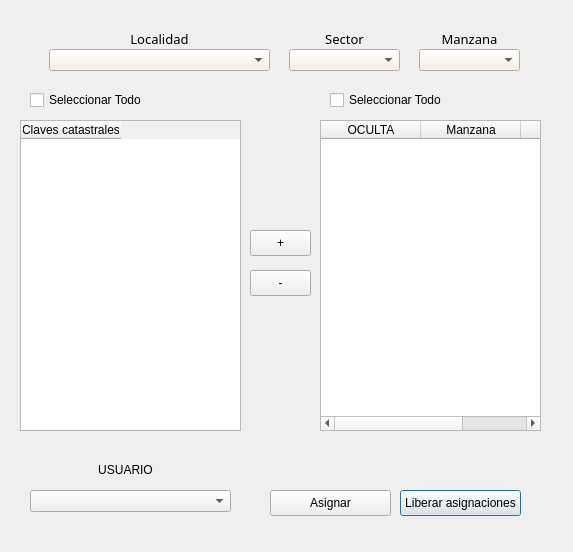
Before: the Qt Designer form master/funciones/revisioncampo/AsignacionCampo_dialog_base.ui in dignacio/python, drawn with Qt 5.
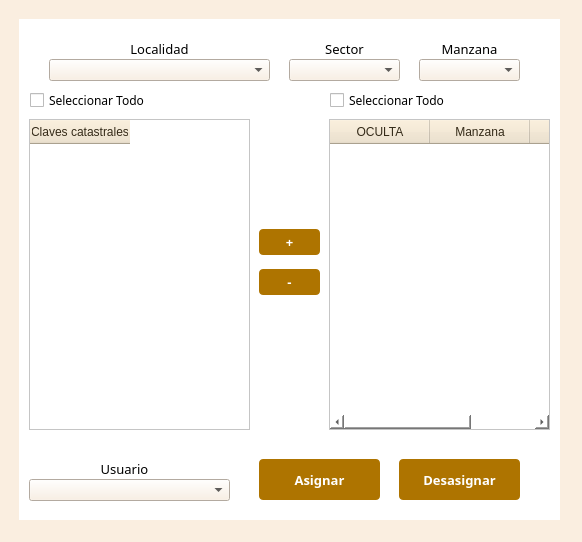
After: the same form once the commit is applied.

```diff
--- a/master/funciones/revisioncampo/AsignacionCampo_dialog_base.ui
+++ b/master/funciones/revisioncampo/AsignacionCampo_dialog_base.ui
@@ -6,39 +6,30 @@
    <rect>
     <x>0</x>
     <y>0</y>
-    <width>573</width>
-    <height>552</height>
+    <width>582</width>
+    <height>542</height>
    </rect>
   </property>
+  <property name="minimumSize">
+   <size>
+    <width>582</width>
+    <height>541</height>
+   </size>
+  </property>
+  <property name="maximumSize">
+   <size>
+    <width>583</width>
+    <height>542</height>
+   </size>
+  </property>
   <property name="windowTitle">
    <string>AsginacionCampo</string>
   </property>
-  <widget class="QPushButton" name="btnLiberarAsig">
-   <property name="geometry">
-    <rect>
-     <x>400</x>
-     <y>490</y>
-     <width>121</width>
-     <height>26</height>
-    </rect>
-   </property>
-   <property name="text">
-    <string>Liberar asignaciones</string>
-   </property>
-  </widget>
-  <widget class="QPushButton" name="btnMenos">
-   <property name="geometry">
-    <rect>
-     <x>250</x>
-     <y>270</y>
-     <width>61</width>
-     <height>26</height>
-    </rect>
-   </property>
-   <property name="text">
-    <string>-</string>
-   </property>
-  </widget>
+  <property name="styleSheet">
+   <string notr="true">QDialog{
+background : rgb(250,238,224);
+}</string>
+  </property>
   <widget class="QCheckBox" name="chkTodoMazPred">
    <property name="geometry">
     <rect>
@@ -48,73 +39,15 @@
      <height>20</height>
     </rect>
    </property>
+   <property name="font">
+    <font>
+     <family>Century Gothic</family>
+    </font>
+   </property>
    <property name="text">
     <string>Seleccionar Todo</string>
    </property>
   </widget>
-  <widget class="QTableWidget" name="tablaMazPred">
-   <property name="geometry">
-    <rect>
-     <x>320</x>
-     <y>120</y>
-     <width>221</width>
-     <height>311</height>
-    </rect>
-   </property>
-   <column>
-    <property name="text">
-     <string>OCULTA</string>
-    </property>
-   </column>
-   <column>
-    <property name="text">
-     <string>Manzana</string>
-    </property>
-   </column>
-   <column>
-    <property name="text">
-     <string>Predio</string>
-    </property>
-   </column>
-  </widget>
-  <widget class="QTableWidget" name="tablaClaves">
-   <property name="geometry">
-    <rect>
-     <x>20</x>
-     <y>120</y>
-     <width>221</width>
-     <height>311</height>
-    </rect>
-   </property>
-   <column>
-    <property name="text">
-     <string>Claves catastrales</string>
-    </property>
-   </column>
-  </widget>
-  <widget class="QComboBox" name="cmbUsuario">
-   <property name="geometry">
-    <rect>
-     <x>30</x>
-     <y>490</y>
-     <width>201</width>
-     <height>22</height>
-    </rect>
-   </property>
-  </widget>
-  <widget class="QPushButton" name="btnAsignar">
-   <property name="geometry">
-    <rect>
-     <x>270</x>
-     <y>490</y>
-     <width>121</width>
-     <height>26</height>
-    </rect>
-   </property>
-   <property name="text">
-    <string>Asignar</string>
-   </property>
-  </widget>
   <widget class="QCheckBox" name="chkTodoClaves">
    <property name="geometry">
     <rect>
@@ -124,50 +57,34 @@
      <height>20</height>
     </rect>
    </property>
+   <property name="font">
+    <font>
+     <family>Century Gothic</family>
+    </font>
+   </property>
    <property name="text">
     <string>Seleccionar Todo</string>
    </property>
   </widget>
-  <widget class="QPushButton" name="btnMas">
-   <property name="geometry">
-    <rect>
-     <x>250</x>
-     <y>230</y>
-     <width>61</width>
-     <height>26</height>
-    </rect>
-   </property>
-   <property name="text">
-    <string>+</string>
-   </property>
-  </widget>
-  <widget class="QLabel" name="lblUsuario_2">
-   <property name="geometry">
-    <rect>
-     <x>30</x>
-     <y>460</y>
-     <width>191</width>
-     <height>20</height>
-    </rect>
-   </property>
-   <property name="text">
-    <string>&lt;html&gt;&lt;head/&gt;&lt;body&gt;&lt;p align=&quot;center&quot;&gt;USUARIO&lt;/p&gt;&lt;/body&gt;&lt;/html&gt;</string>
-   </property>
-  </widget>
   <widget class="QWidget" name="widget" native="true">
    <property name="geometry">
     <rect>
      <x>19</x>
      <y>19</y>
-     <width>531</width>
-     <height>511</height>
+     <width>541</width>
+     <height>501</height>
     </rect>
    </property>
+   <property name="styleSheet">
+    <string notr="true">QWidget{
+background : rgb(255,255,255);
+}</string>
+   </property>
    <widget class="QComboBox" name="cmbLocalidad">
     <property name="geometry">
      <rect>
       <x>30</x>
-      <y>30</y>
+      <y>40</y>
       <width>221</width>
       <height>22</height>
      </rect>
@@ -185,7 +102,7 @@
     <property name="geometry">
      <rect>
       <x>270</x>
-      <y>10</y>
+      <y>20</y>
       <width>111</width>
       <height>20</height>
      </rect>
@@ -204,7 +121,7 @@
     <property name="geometry">
      <rect>
       <x>400</x>
-      <y>10</y>
+      <y>20</y>
       <width>101</width>
       <height>20</height>
      </rect>
@@ -223,7 +140,7 @@
     <property name="geometry">
      <rect>
       <x>270</x>
-      <y>30</y>
+      <y>40</y>
       <width>111</width>
       <height>22</height>
      </rect>
@@ -241,7 +158,7 @@
     <property name="geometry">
      <rect>
       <x>30</x>
-      <y>10</y>
+      <y>20</y>
       <width>221</width>
       <height>20</height>
      </rect>
@@ -260,7 +177,7 @@
     <property name="geometry">
      <rect>
       <x>400</x>
-      <y>30</y>
+      <y>40</y>
       <width>101</width>
       <height>22</height>
      </rect>
@@ -274,6 +191,257 @@
 }</string>
     </property>
    </widget>
+   <widget class="QLabel" name="lblUsuario_2">
+    <property name="geometry">
+     <rect>
+      <x>10</x>
+      <y>440</y>
+      <width>191</width>
+      <height>20</height>
+     </rect>
+    </property>
+    <property name="font">
+     <font>
+      <family>Century Gothic</family>
+      <pointsize>10</pointsize>
+     </font>
+    </property>
+    <property name="text">
+     <string>&lt;html&gt;&lt;head/&gt;&lt;body&gt;&lt;p align=&quot;center&quot;&gt;Usuario&lt;/p&gt;&lt;/body&gt;&lt;/html&gt;</string>
+    </property>
+   </widget>
+   <widget class="QPushButton" name="btnAsignar">
+    <property name="geometry">
+     <rect>
+      <x>240</x>
+      <y>440</y>
+      <width>121</width>
+      <height>41</height>
+     </rect>
+    </property>
+    <property name="font">
+     <font>
+      <family>Century Gothic</family>
+      <pointsize>10</pointsize>
+      <weight>75</weight>
+      <bold>true</bold>
+     </font>
+    </property>
+    <property name="styleSheet">
+     <string notr="true">QPushButton{
+background : rgb(174, 116, 0);
+color : rgb(255, 255, 255);
+border-radius : 4px;
+}
+QPushButton::hover{
+background : rgb(104, 69, 13);
+color : rgb(255, 255, 255);
+border-radius : 4px;
+}
+QPushButton:disabled {
+background: rgb(217, 217, 217)
+}</string>
+    </property>
+    <property name="text">
+     <string>Asignar</string>
+    </property>
+   </widget>
+   <widget class="QTableWidget" name="tablaClaves">
+    <property name="geometry">
+     <rect>
+      <x>10</x>
+      <y>100</y>
+      <width>221</width>
+      <height>311</height>
+     </rect>
+    </property>
+    <property name="font">
+     <font>
+      <family>Century Gothic</family>
+     </font>
+    </property>
+    <property name="styleSheet">
+     <string notr="true">QHeaderView::section
+{
+background-color: rgb(238,225,200);
+color : rgb(52, 42, 24 );
+text-align: right;
+font-size:12px;
+height:24px
+}</string>
+    </property>
+    <column>
+     <property name="text">
+      <string>Claves catastrales</string>
+     </property>
+    </column>
+   </widget>
+   <widget class="QPushButton" name="btnMas">
+    <property name="geometry">
+     <rect>
+      <x>240</x>
+      <y>210</y>
+      <width>61</width>
+      <height>26</height>
+     </rect>
+    </property>
+    <property name="font">
+     <font>
+      <family>Century Gothic</family>
+      <pointsize>10</pointsize>
+      <weight>75</weight>
+      <bold>true</bold>
+     </font>
+    </property>
+    <property name="styleSheet">
+     <string notr="true">QPushButton{
+background : rgb(174, 116, 0);
+color : rgb(255, 255, 255);
+border-radius : 4px;
+}
+QPushButton::hover{
+background : rgb(104, 69, 13);
+color : rgb(255, 255, 255);
+border-radius : 4px;
+}
+QPushButton:disabled {
+background: rgb(217, 217, 217)
+}</string>
+    </property>
+    <property name="text">
+     <string>+</string>
+    </property>
+   </widget>
+   <widget class="QPushButton" name="btnMenos">
+    <property name="geometry">
+     <rect>
+      <x>240</x>
+      <y>250</y>
+      <width>61</width>
+      <height>26</height>
+     </rect>
+    </property>
+    <property name="font">
+     <font>
+      <family>Century Gothic</family>
+      <pointsize>10</pointsize>
+      <weight>75</weight>
+      <bold>true</bold>
+     </font>
+    </property>
+    <property name="styleSheet">
+     <string notr="true">QPushButton{
+background : rgb(174, 116, 0);
+color : rgb(255, 255, 255);
+border-radius : 4px;
+}
+QPushButton::hover{
+background : rgb(104, 69, 13);
+color : rgb(255, 255, 255);
+border-radius : 4px;
+}
+QPushButton:disabled {
+background: rgb(217, 217, 217)
+}</string>
+    </property>
+    <property name="text">
+     <string>-</string>
+    </property>
+   </widget>
+   <widget class="QTableWidget" name="tablaMazPred">
+    <property name="geometry">
+     <rect>
+      <x>310</x>
+      <y>100</y>
+      <width>221</width>
+      <height>311</height>
+     </rect>
+    </property>
+    <property name="font">
+     <font>
+      <family>Century Gothic</family>
+     </font>
+    </property>
+    <property name="styleSheet">
+     <string notr="true">QHeaderView::section
+{
+background-color: rgb(238,225,200);
+color : rgb(52, 42, 24 );
+text-align: right;
+font-size:12px;
+height:24px
+}</string>
+    </property>
+    <column>
+     <property name="text">
+      <string>OCULTA</string>
+     </property>
+    </column>
+    <column>
+     <property name="text">
+      <string>Manzana</string>
+     </property>
+    </column>
+    <column>
+     <property name="text">
+      <string>Predio</string>
+     </property>
+    </column>
+   </widget>
+   <widget class="QComboBox" name="cmbUsuario">
+    <property name="geometry">
+     <rect>
+      <x>10</x>
+      <y>460</y>
+      <width>201</width>
+      <height>22</height>
+     </rect>
+    </property>
+    <property name="styleSheet">
+     <string notr="true">QComboBox QAbstractItemView::item { min-height: 25; font-family: &quot;Century Gothic&quot;;}
+QListView{color: black ; font-size: 16px; outline:none; font-weight:bold; font-family: &quot;Century Gothic&quot;;}
+QListView::item:selected { color: white; background-color:  rgb(250,238,224); font-family: &quot;Century Gothic&quot;;}
+QComboBox{
+background : rgb(250,238,224);
+}</string>
+    </property>
+   </widget>
+   <widget class="QPushButton" name="btnLiberarAsig">
+    <property name="geometry">
+     <rect>
+      <x>380</x>
+      <y>440</y>
+      <width>121</width>
+      <height>41</height>
+     </rect>
+    </property>
+    <property name="font">
+     <font>
+      <family>Century Gothic</family>
+      <pointsize>10</pointsize>
+      <weight>75</weight>
+      <bold>true</bold>
+     </font>
+    </property>
+    <property name="styleSheet">
+     <string notr="true">QPushButton{
+background : rgb(174, 116, 0);
+color : rgb(255, 255, 255);
+border-radius : 4px;
+}
+QPushButton::hover{
+background : rgb(104, 69, 13);
+color : rgb(255, 255, 255);
+border-radius : 4px;
+}
+QPushButton:disabled {
+background: rgb(217, 217, 217)
+}</string>
+    </property>
+    <property name="text">
+     <string>Desasignar</string>
+    </property>
+   </widget>
   </widget>
   <zorder>widget</zorder>
   <zorder>btnLiberarAsig</zorder>
```
Left out of the diff: 10 changed lines with no effect on the pictures.
